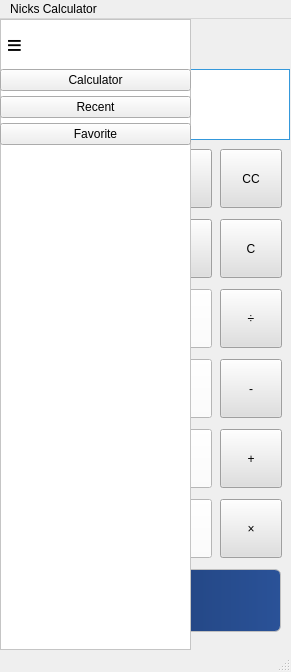
Above: mainwindow.ui from Nicholas127k/CalculatorChallenge before the change. Below: the same form after it.
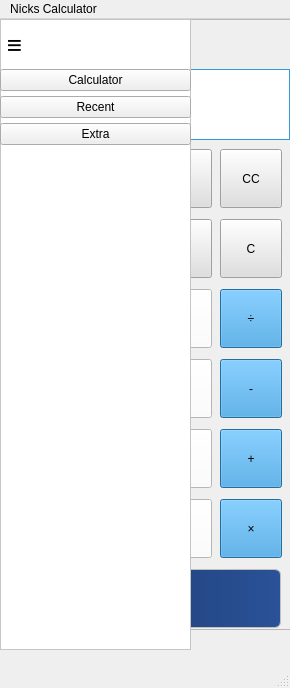
That is the form after the change.

Commit message: Full Functionality with recent and extra screens

The edit to the form file:
```diff
--- a/mainwindow.ui
+++ b/mainwindow.ui
@@ -6,8 +6,8 @@
    <rect>
     <x>0</x>
     <y>0</y>
-    <width>291</width>
-    <height>672</height>
+    <width>290</width>
+    <height>688</height>
    </rect>
   </property>
   <property name="sizePolicy">
@@ -158,9 +158,12 @@
        </widget>
       </item>
       <item>
-       <widget class="QPushButton" name="pushButton_favorite">
+       <widget class="QPushButton" name="pushButton_extra">
+        <property name="styleSheet">
+         <string notr="true">color: black;</string>
+        </property>
         <property name="text">
-         <string>Favorite</string>
+         <string>Extra</string>
         </property>
        </widget>
       </item>
@@ -420,7 +423,7 @@
      </size>
     </property>
     <property name="styleSheet">
-     <string notr="true">background-color: rgb(223, 223, 223);
+     <string notr="true">background-color: #3498db;
 color: black; </string>
     </property>
     <property name="text">
@@ -775,7 +778,7 @@
      </size>
     </property>
     <property name="styleSheet">
-     <string notr="true">background-color: rgb(223, 223, 223);
+     <string notr="true">background-color: #3498db;
 color: black; 
 </string>
     </property>
@@ -871,7 +874,7 @@
      </size>
     </property>
     <property name="styleSheet">
-     <string notr="true">background-color: rgb(223, 223, 223);
+     <string notr="true">background-color: #3498db;
 color: black; </string>
     </property>
     <property name="text">
@@ -914,7 +917,7 @@
       <x>80</x>
       <y>550</y>
       <width>201</width>
-      <height>63</height>
+      <height>59</height>
      </rect>
     </property>
     <property name="sizePolicy">
@@ -1028,8 +1031,9 @@
      </size>
     </property>
     <property name="styleSheet">
-     <string notr="true">background-color: rgb(223, 223, 223);
+     <string notr="true">background-color: #3498db;
 color: black; 
+
 </string>
     </property>
     <property name="text">
@@ -1255,6 +1259,26 @@
      <string>3</string>
     </property>
    </widget>
+   <widget class="QFrame" name="frame_background">
+    <property name="geometry">
+     <rect>
+      <x>0</x>
+      <y>0</y>
+      <width>291</width>
+      <height>611</height>
+     </rect>
+    </property>
+    <property name="styleSheet">
+     <string notr="true">color: white;</string>
+    </property>
+    <property name="frameShape">
+     <enum>QFrame::Shape::StyledPanel</enum>
+    </property>
+    <property name="frameShadow">
+     <enum>QFrame::Shadow::Raised</enum>
+    </property>
+   </widget>
+   <zorder>frame_background</zorder>
    <zorder>pushButton_num3</zorder>
    <zorder>pushButton_sqr</zorder>
    <zorder>pushButton_parenthesis</zorder>
@@ -1289,7 +1313,7 @@
     <rect>
      <x>0</x>
      <y>0</y>
-     <width>291</width>
+     <width>290</width>
      <height>26</height>
     </rect>
    </property>
```
Left out of the diff: 13 changed lines with no effect on the pictures. The commit also changes 64 other files.
